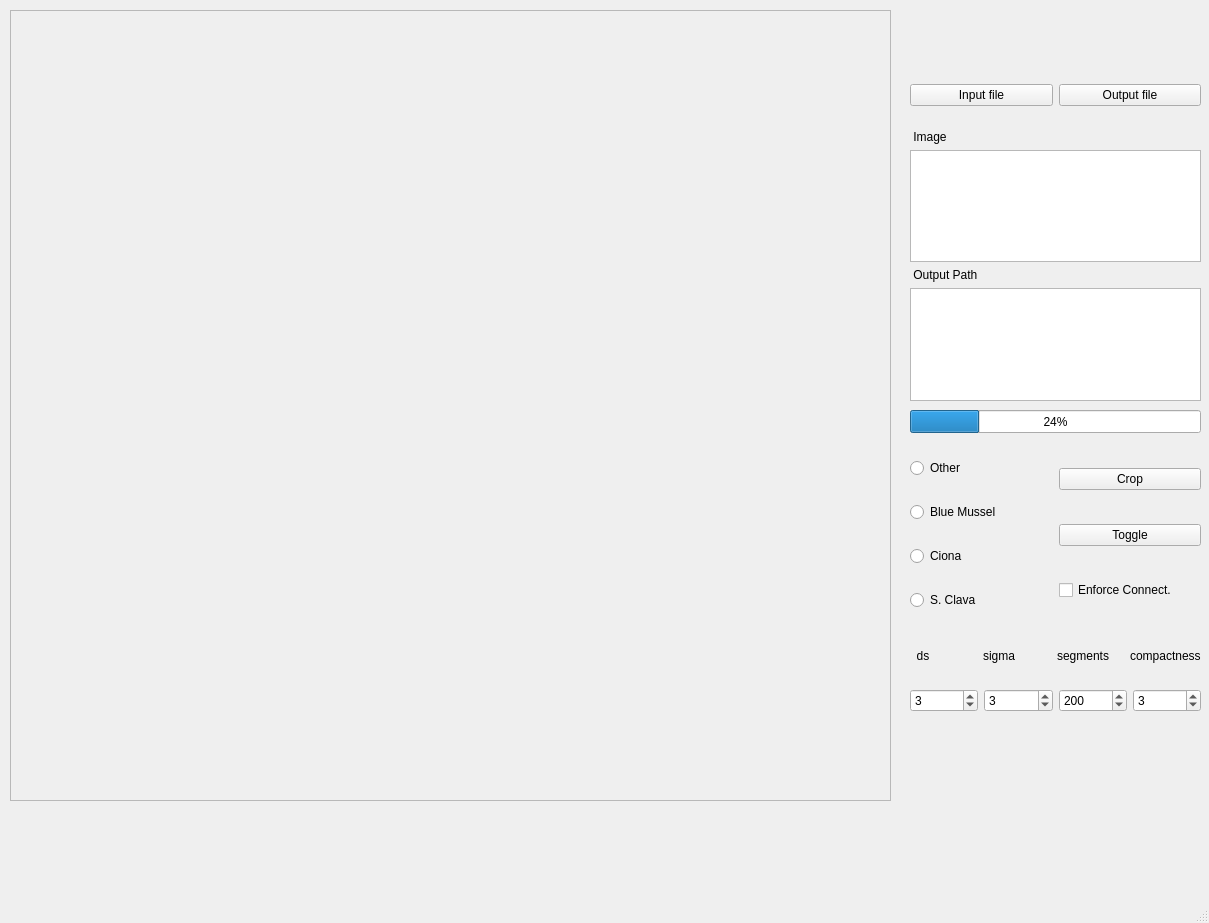
This is gui_test.ui in AngusG/truth-and-crop as Qt 5 draws it before an edit. The edited form follows.
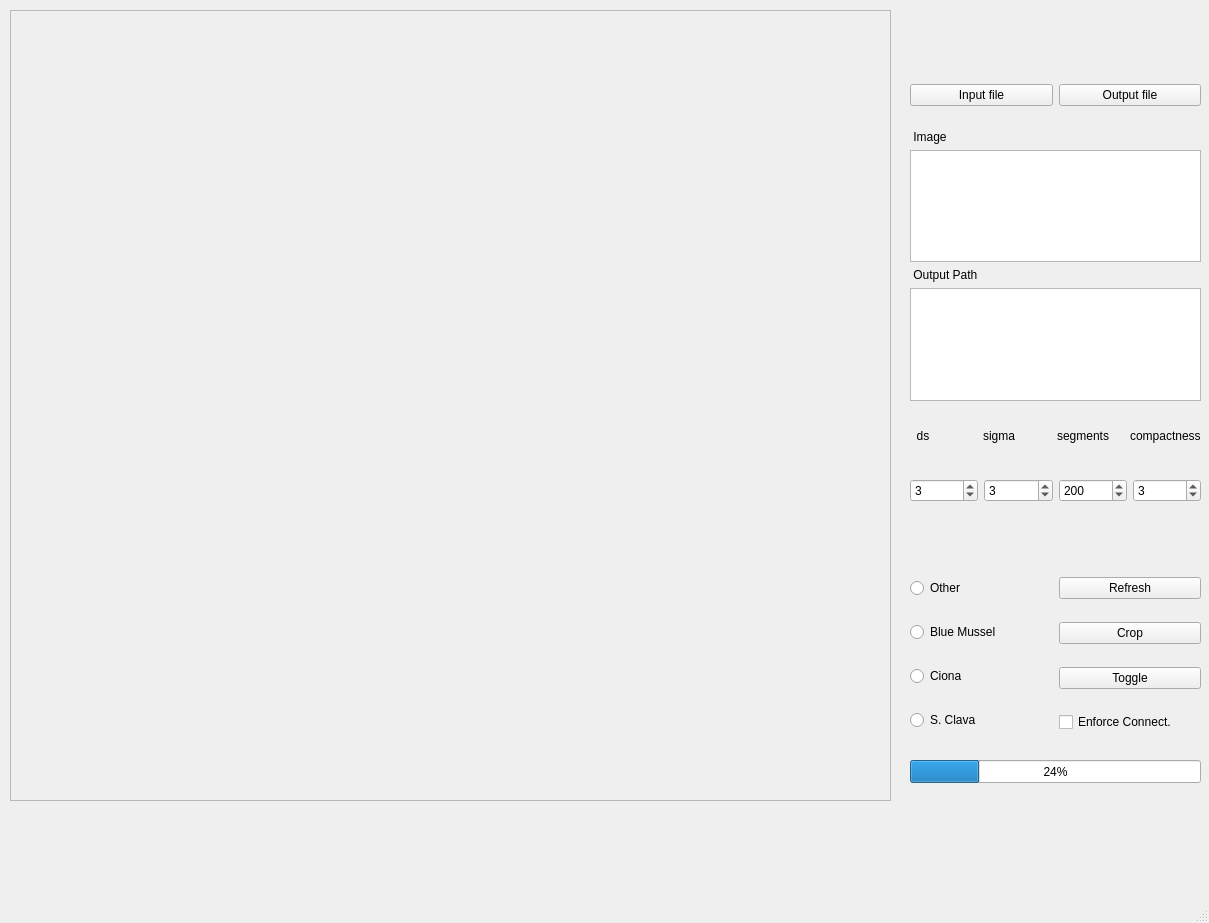
This is the edited form.

Commit message: add refresh button

```diff
--- a/gui_test.ui
+++ b/gui_test.ui
@@ -53,7 +53,7 @@
     <property name="geometry">
      <rect>
       <x>910</x>
-      <y>680</y>
+      <y>470</y>
       <width>291</width>
       <height>41</height>
      </rect>
@@ -96,7 +96,7 @@
     <property name="geometry">
      <rect>
       <x>910</x>
-      <y>630</y>
+      <y>410</y>
       <width>291</width>
       <height>51</height>
      </rect>
@@ -136,7 +136,7 @@
     <property name="geometry">
      <rect>
       <x>910</x>
-      <y>440</y>
+      <y>560</y>
       <width>291</width>
       <height>191</height>
      </rect>
@@ -176,6 +176,13 @@
      </item>
      <item>
       <layout class="QVBoxLayout" name="verticalLayout_2">
+       <item>
+        <widget class="QPushButton" name="refreshBtn">
+         <property name="text">
+          <string>Refresh</string>
+         </property>
+        </widget>
+       </item>
        <item>
         <widget class="QPushButton" name="cropButton">
          <property name="text">
@@ -254,7 +261,7 @@
     <property name="geometry">
      <rect>
       <x>910</x>
-      <y>410</y>
+      <y>760</y>
       <width>291</width>
       <height>23</height>
      </rect>
```
The commit also changes 1 other file.
